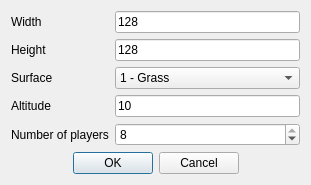
Before: the Qt Designer form source/glest_map_editor/newMap.ui in MegaGlest/megaglest-source, drawn with Qt 5.
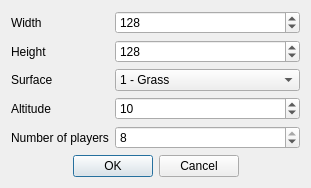
After: the same form once the commit is applied. Icons and pictures are not drawn.

Commit message: changed input fields, no further input validation necessary

Diff of the .ui file:
```diff
--- a/source/glest_map_editor/newMap.ui
+++ b/source/glest_map_editor/newMap.ui
@@ -8,7 +8,7 @@
     <x>0</x>
     <y>0</y>
     <width>311</width>
-    <height>177</height>
+    <height>180</height>
    </rect>
   </property>
   <property name="sizePolicy">
@@ -40,19 +40,6 @@
        </property>
       </widget>
      </item>
-     <item row="0" column="1">
-      <widget class="QLineEdit" name="inputWidth">
-       <property name="toolTip">
-        <string>must be 16, 32, 64, 128, 256, 512 …</string>
-       </property>
-       <property name="inputMethodHints">
-        <set>Qt::ImhDigitsOnly</set>
-       </property>
-       <property name="text">
-        <string>128</string>
-       </property>
-      </widget>
-     </item>
      <item row="1" column="0">
       <widget class="QLabel" name="labelHeight">
        <property name="text">
@@ -81,32 +68,6 @@
        </property>
       </widget>
      </item>
-     <item row="1" column="1">
-      <widget class="QLineEdit" name="inputHeight">
-       <property name="toolTip">
-        <string>must be 16, 32, 64, 128, 256, 512 …</string>
-       </property>
-       <property name="inputMethodHints">
-        <set>Qt::ImhDigitsOnly</set>
-       </property>
-       <property name="text">
-        <string>128</string>
-       </property>
-      </widget>
-     </item>
-     <item row="3" column="1">
-      <widget class="QLineEdit" name="inputAltitude">
-       <property name="toolTip">
-        <string>Default surface height</string>
-       </property>
-       <property name="inputMethodHints">
-        <set>Qt::ImhDigitsOnly</set>
-       </property>
-       <property name="text">
-        <string>10</string>
-       </property>
-      </widget>
-     </item>
      <item row="4" column="1">
       <widget class="QSpinBox" name="inputPlayers">
        <property name="minimum">
@@ -172,6 +133,45 @@
        </item>
       </widget>
      </item>
+     <item row="0" column="1">
+      <widget class="QSpinBox" name="inputWidth">
+       <property name="toolTip">
+        <string>must be 16, 32, 64, 128, 256, 512 …</string>
+       </property>
+       <property name="maximum">
+        <number>4096</number>
+       </property>
+       <property name="value">
+        <number>128</number>
+       </property>
+      </widget>
+     </item>
+     <item row="1" column="1">
+      <widget class="QSpinBox" name="inputHeight">
+       <property name="toolTip">
+        <string>must be 16, 32, 64, 128, 256, 512 …</string>
+       </property>
+       <property name="maximum">
+        <number>4096</number>
+       </property>
+       <property name="value">
+        <number>128</number>
+       </property>
+      </widget>
+     </item>
+     <item row="3" column="1">
+      <widget class="QSpinBox" name="spinBox">
+       <property name="toolTip">
+        <string>Default surface height</string>
+       </property>
+       <property name="maximum">
+        <number>40</number>
+       </property>
+       <property name="value">
+        <number>10</number>
+       </property>
+      </widget>
+     </item>
     </layout>
    </item>
    <item>
```
Left out of the diff: 3 changed lines with no effect on the pictures. The commit also changes 3 other files.
